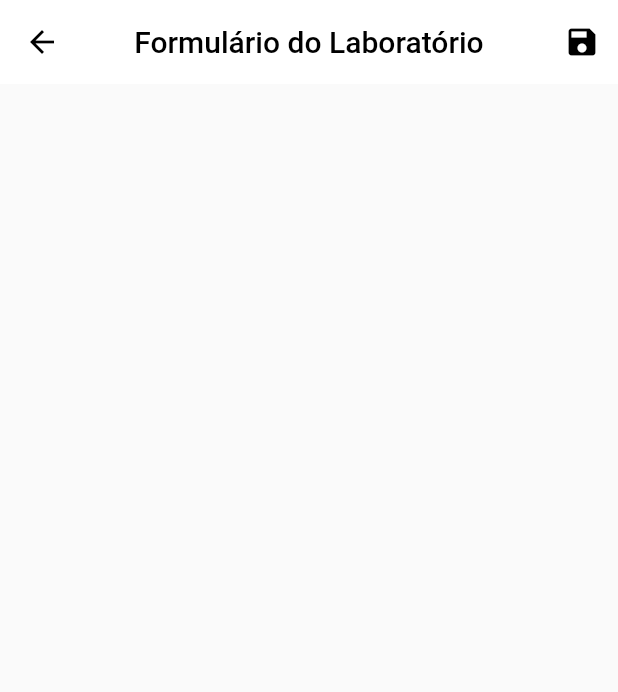
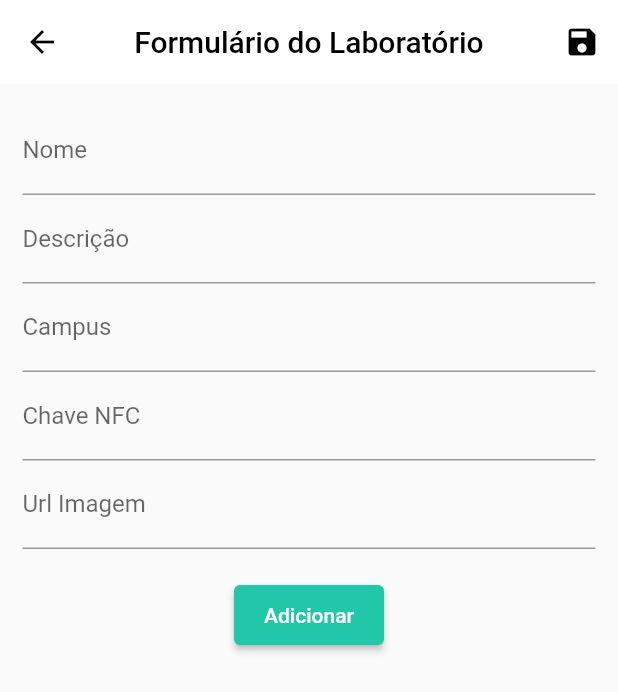
Before and after one commit to LucianoContri/AplicativoSmartLock-ProjetoTCC, a Flutter app: the LabAddPage screen opened by its route, on a phone screen of 412 x 824 dp. Shown: the top 692 px of the screen. Run offline on Flutter 3.47's test engine with Material 2 defaults, Android fonts, the phone set to English and light mode, and no system bars.

Commit message:
Adicionado Formulário para adicionar laboratório no BD

```diff
--- a/smartlock/lib/components/LabList.dart
+++ b/smartlock/lib/components/LabList.dart
@@ -19,6 +19,21 @@ class LabList with ChangeNotifier {
     return _items.length;
   }
 
+  Future<void> AddLab(Laboratorio laboratorio) async {
+    final response = await http.post(
+      Uri.parse(_url),
+      body: jsonEncode(
+        {
+          "Nome": laboratorio.Nome,
+          "Descricao": laboratorio.Descricao,
+          "Campus": laboratorio.Campus,
+          "UrlImagem": laboratorio.UrlImagem,
+          "chaveNFC": laboratorio.chaveNFC,
+        },
+      ),
+    );
+  }
+
   Future<void> loadProducts() async {
     final response = await http.get(Uri.parse(_url));
     print(jsonDecode(response.body));
@@ -36,12 +51,5 @@ class LabList with ChangeNotifier {
       );
     });
     notifyListeners();
-    // Laboratorio(
-    //   id: productId,
-    //   Nome: productData['Nome'],
-    //   Campus: productData['Campus'],
-    //   Descricao: productData['Descricao'],
-    //   UrlImagem: productData['UrlImagem'],
-    //   chaveNFC: productData['chaveNFC'],
   }
 }
--- a/smartlock/lib/components/MainDrawer.dart
+++ b/smartlock/lib/components/MainDrawer.dart
@@ -18,7 +18,7 @@ class MainDrawer extends StatelessWidget {
             leading: Icon(Icons.edit),
             title: Text('Adicionar Laboratório'),
             onTap: () {
-              Navigator.of(context).pushReplacementNamed(
+              Navigator.of(context).pushNamed(
                 AppRoutes.LabAdd,
               );
             },
--- a/smartlock/lib/pages/LabAddPage.dart
+++ b/smartlock/lib/pages/LabAddPage.dart
@@ -1,4 +1,10 @@
+import 'dart:math';
+
 import 'package:flutter/material.dart';
+import 'package:flutter/services.dart';
+import 'package:provider/provider.dart';
+import 'package:smartlock/components/LabList.dart';
+import 'package:smartlock/models/Labs.dart';
 
 class LabAddPage extends StatefulWidget {
   const LabAddPage({Key? key}) : super(key: key);
@@ -8,6 +14,50 @@ class LabAddPage extends StatefulWidget {
 }
 
 class _LabAddPageState extends State<LabAddPage> {
+  final _NomeFocus = FocusNode();
+  final _DescricaoFocus = FocusNode();
+  final _CampusFocus = FocusNode();
+  final _ChaveNFCFocus = FocusNode();
+  final _imageUrlFocus = FocusNode();
+
+  // @override
+  // void initState() {
+  //   super.initState();
+  //   _imageUrlFocus.addListener(updateImage);
+  // }as
+
+  final _formkey = GlobalKey<FormState>();
+  final _formData = Map<String, Object>();
+
+  @override
+  void dispose() {
+    super.dispose();
+    _NomeFocus.dispose();
+    _DescricaoFocus.dispose();
+    _CampusFocus.dispose();
+    _ChaveNFCFocus.dispose();
+    _imageUrlFocus.dispose();
+  }
+
+  void _submitForm() {
+    _formkey.currentState?.save();
+    final newlab = Laboratorio(
+      id: Random().nextDouble().toString(),
+      Nome: _formData['Nome'] as String,
+      Campus: _formData['Campus'] as String,
+      Descricao: _formData['Descricao'] as String,
+      UrlImagem: _formData['UrlImagem'] as String,
+      chaveNFC: _formData['chaveNFC'] as String,
+    );
+
+    Provider.of<LabList>(
+      context,
+      listen: false,
+    ).AddLab(newlab);
+
+    Navigator.of(context).pop();
+  }
+
   @override
   Widget build(BuildContext context) {
     return Scaffold(
@@ -20,6 +70,62 @@ class _LabAddPageState extends State<LabAddPage> {
           ),
         ],
       ),
+      body: Padding(
+        padding: const EdgeInsets.all(15),
+        child: Form(
+          key: _formkey,
+          child: ListView(
+            children: [
+              TextFormField(
+                decoration: InputDecoration(labelText: 'Nome'),
+                textInputAction: TextInputAction.next,
+                focusNode: _NomeFocus,
+                onSaved: (Nome) => _formData['Nome'] = Nome ?? '',
+              ),
+              TextFormField(
+                decoration: InputDecoration(labelText: 'Descrição'),
+                textInputAction: TextInputAction.next,
+                focusNode: _DescricaoFocus,
+                onSaved: (Descricao) =>
+                    _formData['Descricao'] = Descricao ?? '',
+              ),
+              TextFormField(
+                decoration: InputDecoration(labelText: 'Campus'),
+                textInputAction: TextInputAction.next,
+                focusNode: _CampusFocus,
+                onSaved: (Campus) => _formData['Campus'] = Campus ?? '',
+              ),
+              TextFormField(
+                decoration: InputDecoration(labelText: 'Chave NFC'),
+                textInputAction: TextInputAction.next,
+                focusNode: _ChaveNFCFocus,
+                onSaved: (chaveNFC) => _formData['chaveNFC'] = chaveNFC ?? '',
+              ),
+              TextFormField(
+                decoration: InputDecoration(labelText: 'Url Imagem'),
+                textInputAction: TextInputAction.done,
+                keyboardType: TextInputType.url,
+                focusNode: _imageUrlFocus,
+                onSaved: (UrlImagem) =>
+                    _formData['UrlImagem'] = UrlImagem ?? '',
+              ),
+              SizedBox(height: 20),
+              Row(
+                mainAxisAlignment: MainAxisAlignment.center,
+                children: [
+                  ElevatedButton(
+                    onPressed: _submitForm,
+                    child: Text('Adicionar'),
+                    style: ElevatedButton.styleFrom(
+                      fixedSize: const Size(100, 40),
+                    ),
+                  )
+                ],
+              )
+            ],
+          ),
+        ),
+      ),
     );
   }
 }
```
